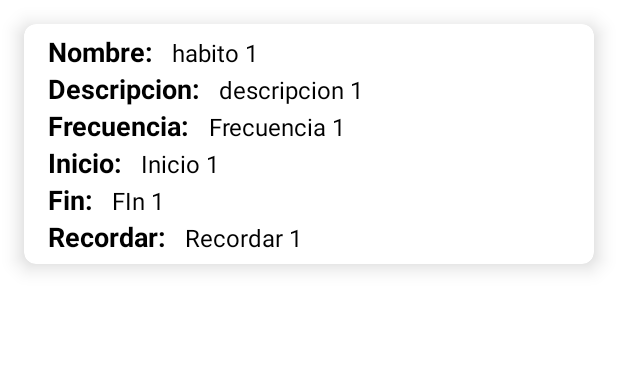
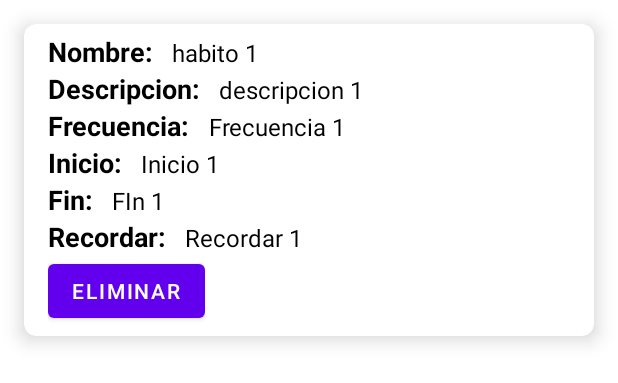
Before and after one commit to S4ND1X/AtomicTracker, an Android app: the layout habit_item.xml on its own in the app's theme, with its tools: preview values and no code run, on a phone screen of 412 x 824 dp. Shown: the top 383 px of the screen. Run offline under Robolectric (Android 15) with nearby library versions, the phone set to English and light mode, and no system bars.

Commit message:
add remove habit from firebase TODO: remove from recycler view

```diff
--- a/app/src/main/java/mx/tec/atomictracker/HabitDTO.kt
+++ b/app/src/main/java/mx/tec/atomictracker/HabitDTO.kt
@@ -2,9 +2,9 @@ package mx.tec.atomictracker
 
 
 
-data class HabitDTO(var nombre: String, var descripcion: String, var frecuencia: String, var inicio: String, var fin: String, var recordar: Boolean) {
+data class HabitDTO(var nombre: String, var descripcion: String, var frecuencia: String, var inicio: String, var fin: String, var recordar: Boolean, var id: String) {
 
-    constructor() : this("undefined", "undefined", "undefined", "undefined", "undefined", false)
+    constructor() : this("undefined", "undefined", "undefined", "undefined", "undefined", false, "undefined")
 
 
 
--- a/app/src/main/res/layout/habit_item.xml
+++ b/app/src/main/res/layout/habit_item.xml
@@ -170,6 +170,19 @@
                 android:textSize="16sp"
                 />
         </LinearLayout>
+        <LinearLayout
+            android:layout_width="wrap_content"
+            android:layout_height="wrap_content"
+            android:layout_gravity="center_vertical"
+            android:orientation="horizontal"
+            >
+
+            <Button
+                android:id="@+id/hEliminar"
+                android:layout_width="wrap_content"
+                android:layout_height="wrap_content"
+                android:text="Eliminar" />
+        </LinearLayout>
     </LinearLayout>
 
 
```
Also changed, not shown: app/src/main/java/mx/tec/atomictracker/HabitList.kt (+8 -0 lines), app/src/main/java/mx/tec/atomictracker/MyAdapter.kt (+12 -0 lines).
